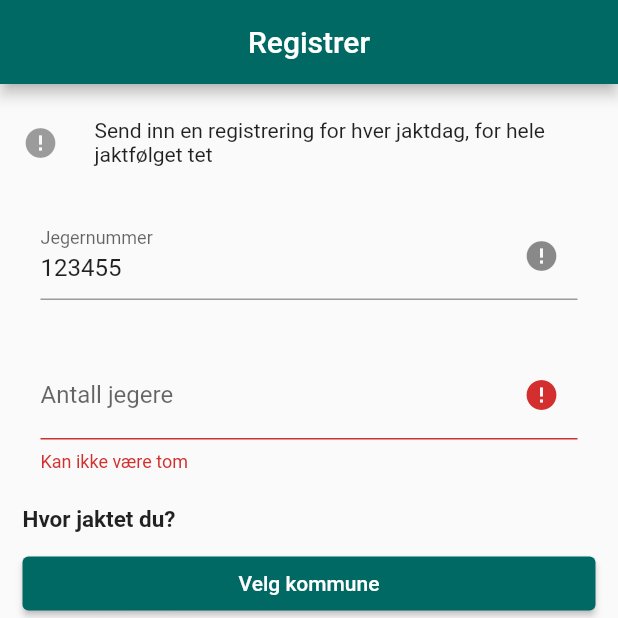
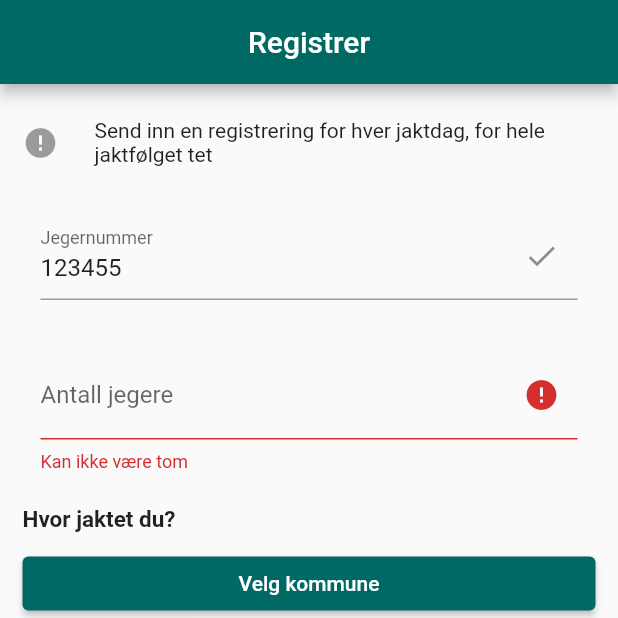
Before and after one commit to magnusgeriksson/gasejakt, a Flutter app: the screen it shows after launch, after a tap on "Send inn", on a phone screen of 412 x 824 dp, the top half of it. Run offline on Flutter 3.47's test engine with Material 2 defaults, Android fonts, the light colour scheme and no system bars; our stand-ins replace get_it.

Commit message:
Clean up

```diff
--- a/lib/ui/screens/register_screen.dart
+++ b/lib/ui/screens/register_screen.dart
@@ -1,12 +1,10 @@
 import 'package:flutter/material.dart';
-import 'package:gasejakt/business_logic/models/huntingday.dart';
 import 'package:gasejakt/business_logic/view_models/register_view_model.dart';
 import 'package:gasejakt/services/service_locator.dart';
 import 'package:gasejakt/ui/widgets/column_spacer.dart';
 import 'package:gasejakt/ui/widgets/md_number_input_row.dart';
 import 'package:gasejakt/ui/widgets/md_text_form_field.dart';
 import 'package:provider/provider.dart';
-
 import 'kommuner_screen.dart';
 
 class RegisterScreen extends StatefulWidget {
@@ -19,17 +17,15 @@ class _RegisterState extends State<RegisterScreen> {
 
   final _formKey = GlobalKey<FormState>();
 
-  var testIcon = Icon(Icons.done);
-  var testIcon2 = Icon(Icons.send);
-
+  //Initialized in load default data to trigger validation
+  TextEditingController _jegerNummerController;
   final _antallJegereController = TextEditingController();
-  final _jegerNummerController = TextEditingController();
   final _gragasNumberController = TextEditingController(text: "0");
   final _kanadagasNumberController = TextEditingController(text: "0");
   final _kortnebbgasNumberController = TextEditingController(text: "0");
-  //Used to validate counter rows
+
+  //Used to validate goose counter rows
   int gooseCounter = 0;
-  // final _gooseCounter = TextEditingController(text: "0");
 
   // TODO blir ikke kalt på navigate tilbake
   @override
@@ -44,7 +40,8 @@ class _RegisterState extends State<RegisterScreen> {
 
   void loadDefaultData() async {
     await viewModel.loadData();
-    _jegerNummerController.text = viewModel.registerPresentation.jegernummer;
+    _jegerNummerController =
+        TextEditingController(text: viewModel.registerPresentation.jegernummer);
   }
 
   @override
@@ -138,7 +135,8 @@ class _RegisterState extends State<RegisterScreen> {
                             //Hvor jaktet du?
                             Text("Hvor jaktet du?", style: TextStyle(
                                 fontWeight: FontWeight.bold, fontSize: 15)),
-                            SizedBox(
+                            //TODO legge til validering på kommune
+                                SizedBox(
                               width: double.infinity,
                               child: ElevatedButton(
                                 onPressed: _navigateToSelectKommune,
```
